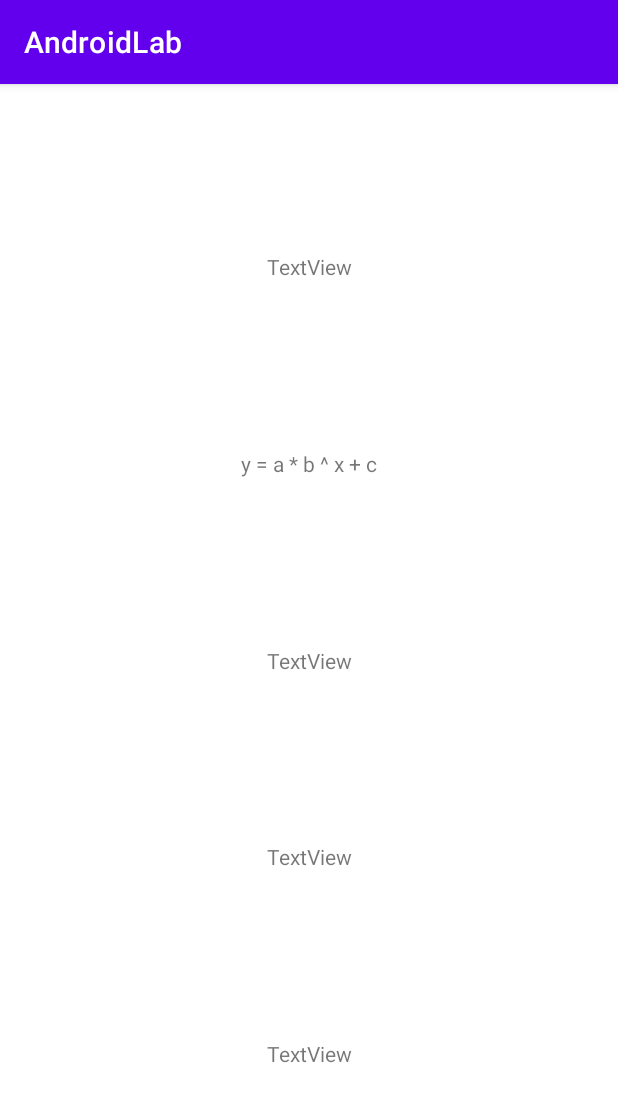
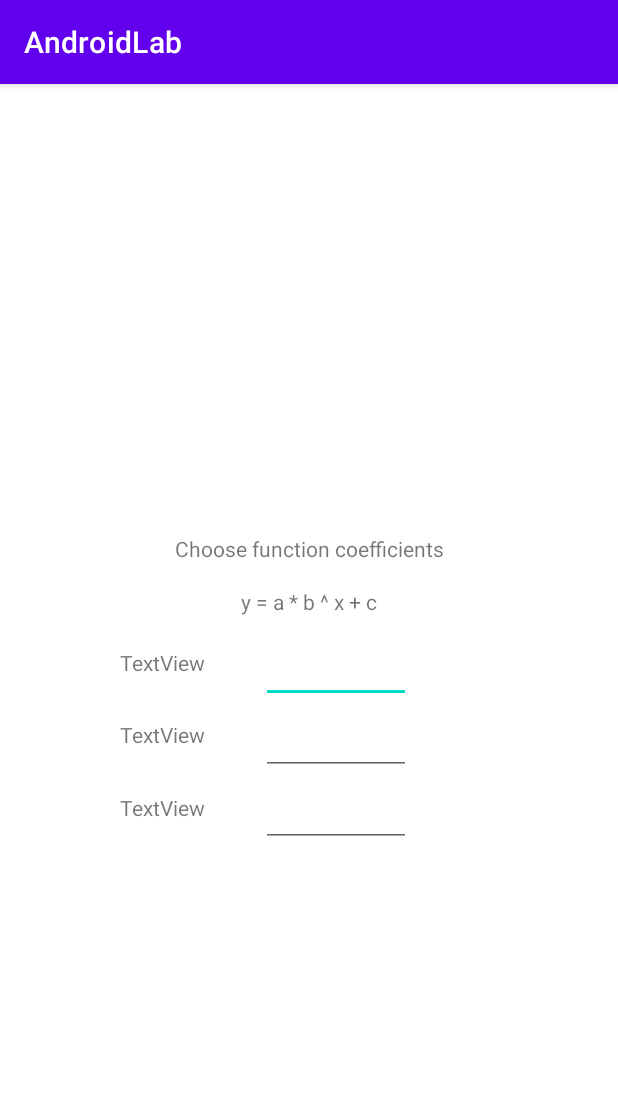
Before and after one commit to Cycxyz/AndroidApp, an Android app: the CoefficientsActivity screen opened directly, with no data from a screen before it, on a phone screen of 412 x 824 dp. Shown: the top 1102 px of the screen. Run offline under Robolectric (Android 15) with nearby library versions, the phone set to English and light mode, and no system bars; 1 statement that could not run was skipped.

Commit message:
fix: adjusted widgets

```diff
--- a/app/src/main/java/com/project/androidlab/CoefficientsActivity.java
+++ b/app/src/main/java/com/project/androidlab/CoefficientsActivity.java
@@ -3,13 +3,10 @@ package com.project.androidlab;
 import androidx.annotation.RequiresApi;
 import androidx.appcompat.app.AppCompatActivity;
 
-import android.content.Intent;
 import android.os.Build;
 import android.os.Bundle;
 import android.widget.TextView;
 
-import java.util.HashMap;
-import java.util.Map;
 import java.util.Optional;
 
 @RequiresApi(api = Build.VERSION_CODES.N)
@@ -28,7 +25,7 @@ public class CoefficientsActivity extends AppCompatActivity {
 
     private void setFunctionLabel(String str)
     {
-        TextView textView = findViewById(R.id.textView3);
+        TextView textView = findViewById(R.id.functionLabelView);
         textView.setText(str);
     }
 
--- a/app/src/main/res/layout/activity_coefficients.xml
+++ b/app/src/main/res/layout/activity_coefficients.xml
@@ -7,52 +7,106 @@
     tools:context=".CoefficientsActivity">
 
     <TextView
+        android:id="@+id/functionLabelView"
+        android:layout_width="wrap_content"
+        android:layout_height="wrap_content"
+        android:layout_marginTop="16dp"
+        android:text="Hahahaha"
+        app:layout_constraintBottom_toTopOf="@id/textView3"
+        app:layout_constraintEnd_toEndOf="parent"
+        app:layout_constraintStart_toStartOf="parent"
+        app:layout_constraintTop_toBottomOf="@+id/TitleView" />
+
+    <TextView
+        android:id="@+id/TitleView"
+        android:layout_width="wrap_content"
+        android:layout_height="wrap_content"
+        android:layout_marginTop="300dp"
+        android:text="@string/chooseCoefficients"
+        app:layout_constraintBottom_toTopOf="@+id/functionLabelView"
+        app:layout_constraintEnd_toEndOf="parent"
+        app:layout_constraintStart_toStartOf="parent"
+        app:layout_constraintTop_toTopOf="parent" />
+
+    <EditText
+        android:id="@+id/aValueEdit2"
+        android:layout_width="100dp"
+        android:layout_height="40dp"
+        android:layout_marginTop="20dp"
+        android:layout_marginEnd="138dp"
+        android:ems="10"
+        android:inputType="numberDecimal"
+        app:layout_constraintBottom_toTopOf="@+id/aValueEdit7"
+        app:layout_constraintEnd_toEndOf="parent"
+        app:layout_constraintStart_toEndOf="@+id/textView3"
+        app:layout_constraintTop_toBottomOf="@+id/functionLabelView" />
+
+    <EditText
+        android:id="@+id/aValueEdit7"
+        android:layout_width="100dp"
+        android:layout_height="40dp"
+        android:layout_marginTop="8dp"
+        android:layout_marginEnd="138dp"
+        android:ems="10"
+        android:inputType="numberDecimal"
+        app:layout_constraintBottom_toTopOf="@+id/aValueEdit8"
+        app:layout_constraintEnd_toEndOf="parent"
+        app:layout_constraintStart_toEndOf="@+id/textView4"
+        app:layout_constraintTop_toBottomOf="@+id/aValueEdit2" />
+
+    <EditText
+        android:id="@+id/aValueEdit8"
+        android:layout_width="100dp"
+        android:layout_height="40dp"
+        android:layout_marginTop="8dp"
+        android:layout_marginEnd="138dp"
+        android:layout_marginBottom="262dp"
+        android:ems="10"
+        android:inputType="numberDecimal"
+        app:layout_constraintBottom_toBottomOf="parent"
+        app:layout_constraintEnd_toEndOf="parent"
+        app:layout_constraintStart_toEndOf="@+id/textView5"
+        app:layout_constraintTop_toBottomOf="@+id/aValueEdit7" />
+
+    <TextView
         android:id="@+id/textView3"
         android:layout_width="wrap_content"
         android:layout_height="wrap_content"
+        android:layout_marginStart="80dp"
+        android:layout_marginTop="20dp"
+        android:layout_marginEnd="37dp"
+        android:layout_marginBottom="28dp"
         android:text="TextView"
-        app:layout_constraintBottom_toTopOf="@+id/textView5"
-        app:layout_constraintEnd_toEndOf="parent"
+        app:layout_constraintBottom_toTopOf="@+id/textView4"
+        app:layout_constraintEnd_toStartOf="@+id/aValueEdit2"
+        app:layout_constraintHorizontal_bias="0.0"
         app:layout_constraintStart_toStartOf="parent"
-        app:layout_constraintTop_toBottomOf="@+id/textView4" />
+        app:layout_constraintTop_toBottomOf="@id/functionLabelView" />
 
     <TextView
         android:id="@+id/textView4"
         android:layout_width="wrap_content"
         android:layout_height="wrap_content"
+        android:layout_marginStart="80dp"
+        android:layout_marginEnd="37dp"
+        android:layout_marginBottom="28dp"
         android:text="TextView"
-        app:layout_constraintBottom_toTopOf="@+id/textView3"
-        app:layout_constraintEnd_toEndOf="parent"
+        app:layout_constraintBottom_toTopOf="@+id/textView5"
+        app:layout_constraintEnd_toStartOf="@+id/aValueEdit7"
         app:layout_constraintStart_toStartOf="parent"
-        app:layout_constraintTop_toTopOf="parent" />
+        app:layout_constraintTop_toBottomOf="@+id/textView3" />
 
     <TextView
         android:id="@+id/textView5"
         android:layout_width="wrap_content"
         android:layout_height="wrap_content"
-        android:text="TextView"
-        app:layout_constraintBottom_toTopOf="@+id/textView6"
-        app:layout_constraintEnd_toEndOf="parent"
-        app:layout_constraintStart_toStartOf="parent"
-        app:layout_constraintTop_toBottomOf="@+id/textView3" />
-
-    <TextView
-        android:id="@+id/textView6"
-        android:layout_width="wrap_content"
-        android:layout_height="wrap_content"
-        android:text="TextView"
-        app:layout_constraintBottom_toTopOf="@+id/textView7"
-        app:layout_constraintEnd_toEndOf="parent"
-        app:layout_constraintStart_toStartOf="parent"
-        app:layout_constraintTop_toBottomOf="@+id/textView5" />
-
-    <TextView
-        android:id="@+id/textView7"
-        android:layout_width="wrap_content"
-        android:layout_height="wrap_content"
+        android:layout_marginStart="80dp"
+        android:layout_marginEnd="37dp"
+        android:layout_marginBottom="275dp"
         android:text="TextView"
         app:layout_constraintBottom_toBottomOf="parent"
-        app:layout_constraintEnd_toEndOf="parent"
+        app:layout_constraintEnd_toStartOf="@+id/aValueEdit8"
         app:layout_constraintStart_toStartOf="parent"
-        app:layout_constraintTop_toBottomOf="@+id/textView6" />
+        app:layout_constraintTop_toBottomOf="@+id/textView4" />
+
 </androidx.constraintlayout.widget.ConstraintLayout>
--- a/app/src/main/res/values/strings.xml
+++ b/app/src/main/res/values/strings.xml
@@ -8,6 +8,10 @@
     <string name="next">Next</string>
     <string name="expFunc">y = a * b ^ x + c</string>
     <string name="powerFunc"> a * x ^ b + c</string>
+    <string name="chooseCoefficients">Choose function coefficients</string>
+    <string name="aValue">a = </string>
+    <string name="bValue">b = </string>
+    <string name="cValue">c = </string>
     <string-array name="functions_array">
         <item>Power function</item>
         <item>Exponential function</item>
```
